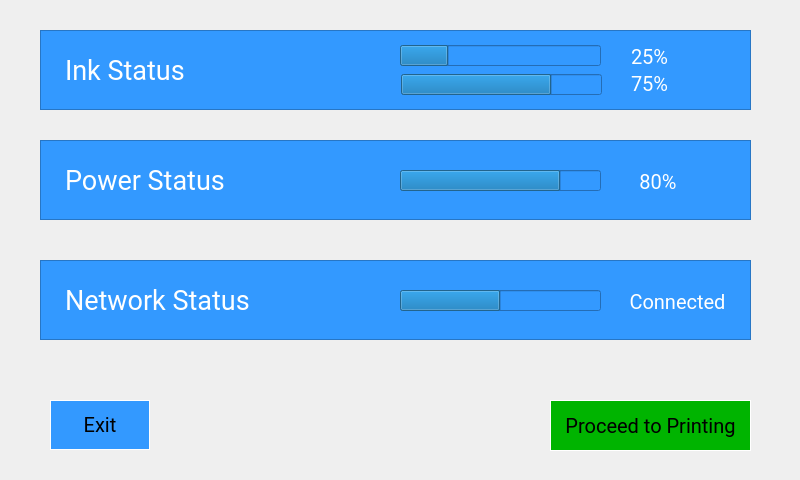
Before: the Qt Designer form status.ui in WhiteW0lf00/supreme_ulterior_interior, drawn with Qt 5.
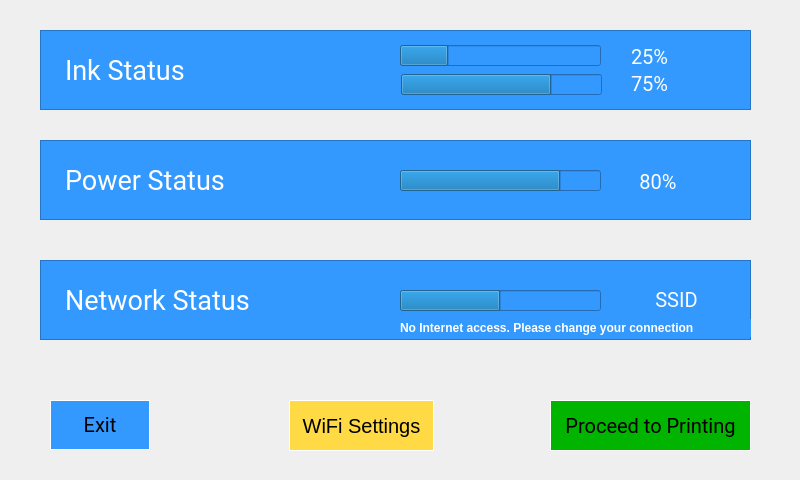
After: the same form once the commit is applied. Icons and pictures are not drawn.

Diff of the .ui file:
```diff
--- a/status.ui
+++ b/status.ui
@@ -172,8 +172,8 @@
    <widget class="QLabel" name="connectionLabel">
     <property name="geometry">
      <rect>
-      <x>572</x>
-      <y>27</y>
+      <x>571</x>
+      <y>25</y>
       <width>131</width>
       <height>31</height>
      </rect>
@@ -185,12 +185,41 @@
      </font>
     </property>
     <property name="text">
-     <string>&lt;html&gt;&lt;head/&gt;&lt;body&gt;&lt;p&gt;&lt;span style=&quot; color:#ffffff;&quot;&gt;Connected&lt;/span&gt;&lt;/p&gt;&lt;/body&gt;&lt;/html&gt;</string>
+     <string>&lt;html&gt;&lt;head/&gt;&lt;body&gt;&lt;p&gt;&lt;span style=&quot; color:#ffffff;&quot;&gt;SSID&lt;/span&gt;&lt;/p&gt;&lt;/body&gt;&lt;/html&gt;</string>
     </property>
     <property name="alignment">
      <set>Qt::AlignCenter</set>
     </property>
    </widget>
+   <widget class="QLabel" name="warningText">
+    <property name="geometry">
+     <rect>
+      <x>360</x>
+      <y>59</y>
+      <width>357</width>
+      <height>18</height>
+     </rect>
+    </property>
+    <property name="text">
+     <string>&lt;html&gt;&lt;head/&gt;&lt;body&gt;&lt;p&gt;&lt;span style=&quot; font-weight:600; color:#ffffff;&quot;&gt;No Internet access. Please change your connection&lt;/span&gt;&lt;/p&gt;&lt;/body&gt;&lt;/html&gt;</string>
+    </property>
+   </widget>
+   <widget class="QLabel" name="internetCaution">
+    <property name="geometry">
+     <rect>
+      <x>223</x>
+      <y>19</y>
+      <width>39</width>
+      <height>39</height>
+     </rect>
+    </property>
+    <property name="text">
+     <string/>
+    </property>
+    <property name="pixmap">
+     <pixmap>Resources/status_caution.png</pixmap>
+    </property>
+   </widget>
   </widget>
   <widget class="QFrame" name="inkFrame">
    <property name="geometry">
@@ -376,6 +405,27 @@
     <string>Exit</string>
    </property>
   </widget>
+  <widget class="QToolButton" name="wifiButton">
+   <property name="geometry">
+    <rect>
+     <x>289</x>
+     <y>400</y>
+     <width>145</width>
+     <height>51</height>
+    </rect>
+   </property>
+   <property name="font">
+    <font>
+     <pointsize>15</pointsize>
+    </font>
+   </property>
+   <property name="styleSheet">
+    <string notr="true">background-color: #ffda44; border: 1px solid white</string>
+   </property>
+   <property name="text">
+    <string>WiFi Settings</string>
+   </property>
+  </widget>
  </widget>
  <resources/>
  <connections/>
```
Left out of the diff: 14 changed lines with no effect on the pictures.
